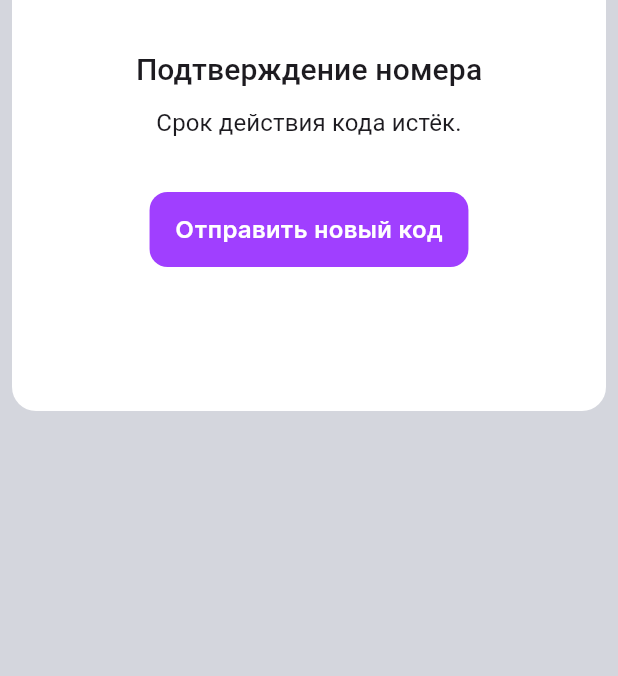
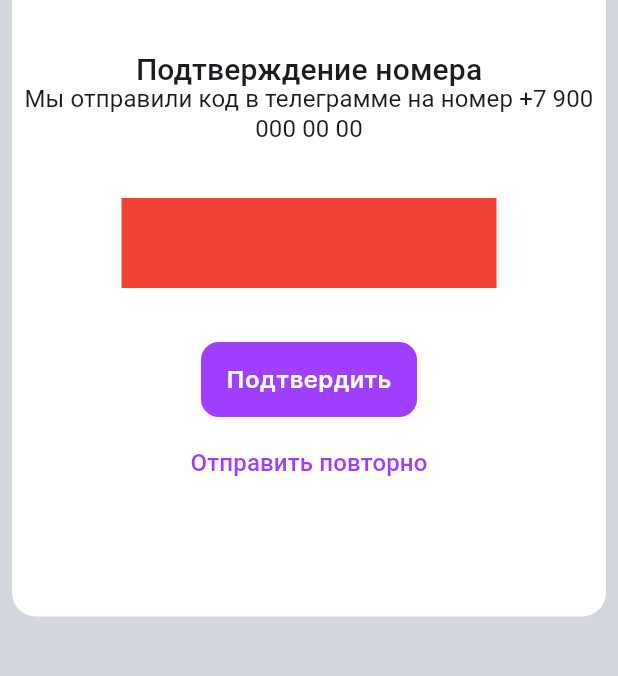
Before and after one commit to VennyS/login_page, a Flutter app: the ConfirmPage screen opened directly, on a phone screen of 412 x 824 dp, the part 216-892 px from its top. Run offline on Flutter 3.47's test engine with Material 3 defaults, Android fonts, the phone set to English and light mode, and no system bars; our stand-ins replace flutter_svg.

Commit message:
Добавил навигацию

```diff
--- a/lib/main.dart
+++ b/lib/main.dart
@@ -1,6 +1,5 @@
 import 'package:flutter/material.dart';
 import 'screens/login.dart';
-import 'screens/confirm.dart';
 
 void main() {
   runApp(const MyApp());
@@ -16,7 +15,7 @@ class MyApp extends StatelessWidget {
         colorScheme: ColorScheme.fromSeed(seedColor: Colors.deepPurple),
         useMaterial3: true,
       ),
-      home: const ConfirmPage(),
+      home: const LoginPage(),
       debugShowCheckedModeBanner: false,
     );
   }
--- a/lib/screens/confirm.dart
+++ b/lib/screens/confirm.dart
@@ -21,9 +21,9 @@ class ConfirmPage extends StatelessWidget {
                 child: Column(
                   mainAxisSize: MainAxisSize.min,
                   children: [
-                    topPart(),
+                    topPart(context),
                     const SizedBox(height: 36),
-                    codeExpired(),
+                    codeFormPart(),
                     const SizedBox(height: 32),
                   ],
                 ),
@@ -31,14 +31,16 @@ class ConfirmPage extends StatelessWidget {
         ));
   }
 
-  Widget topPart() {
+  Widget topPart(BuildContext context) {
     return Column(
       children: [
         Align(
           alignment: Alignment.centerLeft,
           child: CustomButton(
             variant: CustomButtonVariants.primary,
-            onPressed: () => print("Leading click"),
+            onPressed: () {
+              Navigator.pop(context);
+            },
             width: 48,
             height: 48,
             leftSvg: SvgPicture.asset(
@@ -71,6 +73,9 @@ class ConfirmPage extends StatelessWidget {
           height: 60,
           width: 250,
           color: Colors.red,
+        ),
+        const SizedBox(
+          height: 36,
         ),
         sendAgain(),
       ],
```
Also changed, not shown: lib/screens/login.dart (+7 -1 lines).
